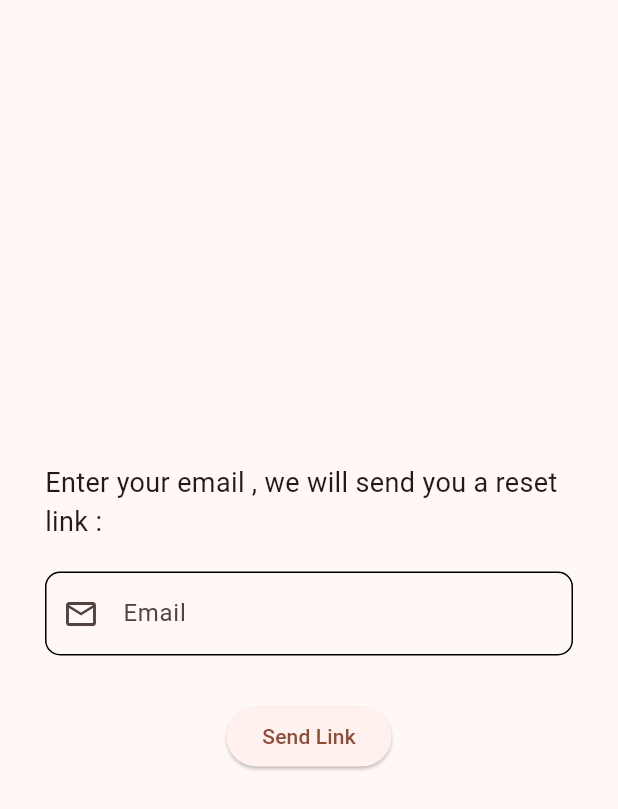
After one commit to drexterman/new_india_exports, a Flutter app: the ForgotPasswordScreen screen opened directly, on a phone screen of 412 x 824 dp. The commit adds this screen. Shown: the top 809 px of the screen. Run offline on Flutter 3.47's test engine with Material 3 defaults, Android fonts, the phone set to English and light mode, and no system bars; our stand-ins replace card_swiper, firebase_auth, firebase_core, introduction_screen, webview_flutter; accounts and stored records are empty.

Commit message:
forgot password implemented

```diff
--- /dev/null
+++ b/lib/ui/forgot_password.dart
@@ -0,0 +1,109 @@
+
+import 'package:firebase_auth/firebase_auth.dart';
+import 'package:flutter/material.dart';
+
+class ForgotPasswordScreen extends StatefulWidget {
+
+  @override
+  State<ForgotPasswordScreen> createState() => _ForgotPasswordScreenState();
+}
+
+class _ForgotPasswordScreenState extends State<ForgotPasswordScreen> {
+  final TextEditingController _controllerEmail = TextEditingController();
+
+  @override
+  void dispose() {
+    // TODO: implement dispose
+    _controllerEmail.dispose();
+    super.dispose();
+  }
+
+
+
+  @override
+  Widget build(BuildContext context) {
+
+    Future passwordReset() async{
+
+    try{
+      await FirebaseAuth.instance.sendPasswordResetEmail(email: _controllerEmail.text.trim());
+      showDialog(
+        context: context, builder: (context) {
+        return AlertDialog(
+          content: Text('Link Sent to email !'),
+        );
+      },);
+    } on FirebaseAuthException catch (e){
+      print(e);
+      var error_message = e.message.toString();
+      var snackBar = SnackBar(
+        content: Text(error_message),
+      );
+      showDialog(
+        context: context, builder: (context) {
+        return AlertDialog(
+          content: Text(e.message.toString()),
+        );
+      },);
+      ScaffoldMessenger.of(context).showSnackBar(snackBar);
+    }
+
+  }
+
+
+    return Scaffold(
+
+      body: Center(
+
+        child: SingleChildScrollView(
+
+          padding: const EdgeInsets.all(30.0),
+
+          child: Column(
+
+            mainAxisAlignment: MainAxisAlignment.center,
+            children: [
+            // Padding(padding: EdgeInsets.fromLTRB(40, 0 , 10,  0 )),
+
+
+              Text("Enter your email , we will send you a reset link : ", style: TextStyle(
+                fontSize: 18
+              ),),
+              Padding(padding: EdgeInsets.all(10)),
+              TextFormField(
+                  controller: _controllerEmail,
+                  keyboardType: TextInputType.name,
+                  decoration: InputDecoration(
+                    labelText: "Email",
+                    prefixIcon: const Icon(Icons.email_outlined),
+                    border: OutlineInputBorder(
+                      borderRadius: BorderRadius.circular(10),
+                    ),
+                    enabledBorder: OutlineInputBorder(
+                      borderRadius: BorderRadius.circular(10),
+                    ),
+                  ),
+                  //onEditingComplete: () => _focusNodePassword.requestFocus(),
+                  validator: (String? value) {
+                    if (value == null || value.isEmpty) {
+                      return "Please enter email.";
+                    } else if (!(value.contains('@') && value.contains('.'))) {
+                      return "Invalid email";
+                    }
+                    return null;
+                  },
+                ),
+                SizedBox(
+                  height: 30,
+                ),
+                ElevatedButton(
+                  onPressed: () {
+                    passwordReset();
+                   },
+                  child: Text('Send Link'),
+                )
+            ],
+          ),
+        ),
+      ) )
+;  }}
```
Also changed, not shown: lib/ui/login.dart (+20 -2 lines).
